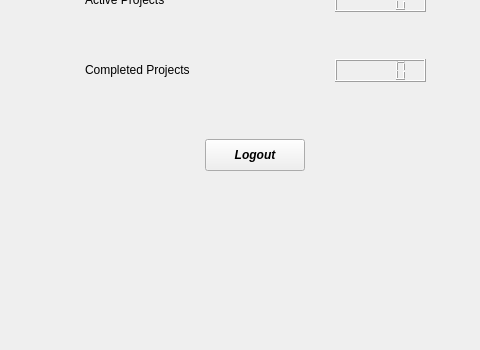
Old version of the form Qt_projects/project_manager/mainwindow.ui in the repository av7267/Cpp-and-Qt-learning; both pictures show x 125 to 605 and y 250 to 600 of the 800 by 600 pixel window.
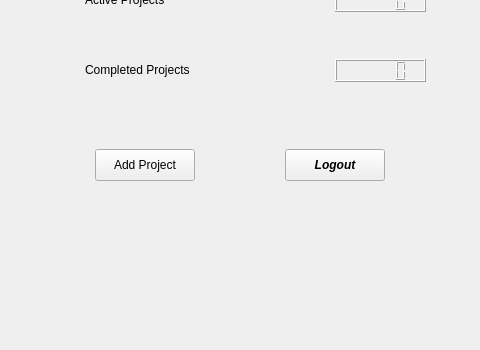
New version of the form. The open tabs and pages were chosen to show the change. Icons and pictures are not drawn.

The edit to the form file:
```diff
--- a/Qt_projects/project_manager/mainwindow.ui
+++ b/Qt_projects/project_manager/mainwindow.ui
@@ -594,8 +594,8 @@
      <widget class="QPushButton" name="logoutbtn">
       <property name="geometry">
        <rect>
-        <x>330</x>
-        <y>390</y>
+        <x>410</x>
+        <y>400</y>
         <width>100</width>
         <height>32</height>
        </rect>
@@ -619,6 +619,19 @@
        <bool>false</bool>
       </property>
      </widget>
+     <widget class="QPushButton" name="add_proj_2">
+      <property name="geometry">
+       <rect>
+        <x>220</x>
+        <y>400</y>
+        <width>100</width>
+        <height>32</height>
+       </rect>
+      </property>
+      <property name="text">
+       <string>Add Project</string>
+      </property>
+     </widget>
     </widget>
    </widget>
   </widget>
```
Left out of the diff: 17 changed lines with no effect on the pictures.
